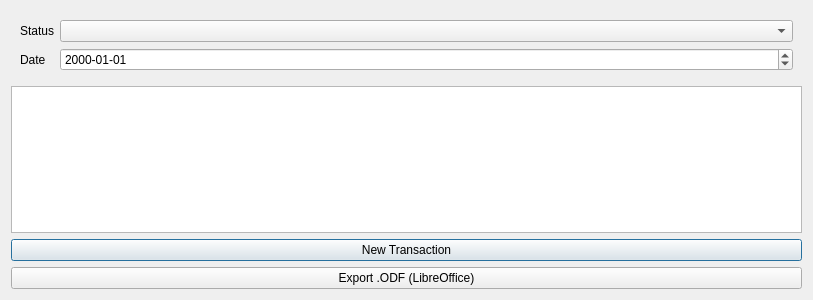
Qt form Widgets/BillEditorDialog.ui (asynts/QtAccounting) before a commit.
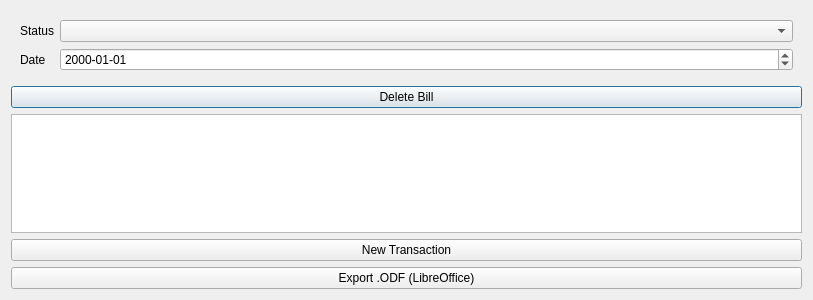
The same form after that commit.

Commit message: Allow deleting bills and transactions

```diff
--- a/Widgets/BillEditorDialog.ui
+++ b/Widgets/BillEditorDialog.ui
@@ -47,6 +47,13 @@
      </layout>
     </widget>
    </item>
+   <item>
+    <widget class="QPushButton" name="m_delete_QPushButton">
+     <property name="text">
+      <string>Delete Bill</string>
+     </property>
+    </widget>
+   </item>
    <item>
     <widget class="QTableView" name="m_transactions_QTableView"/>
    </item>
```
The commit also changes 7 other files.
